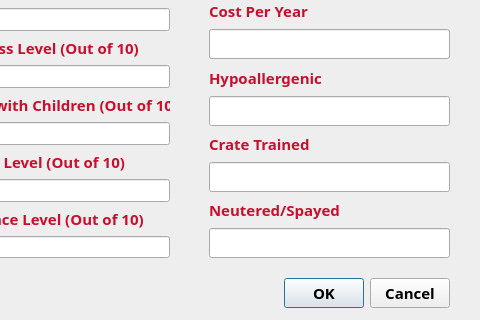
Qt form cuACS/viewanimals.ui (cameronhawtin/Animal-Farm-cuACS) before a commit; both pictures show x 591 to 1071 and y 213 to 533 of the 1071 by 533 pixel window.
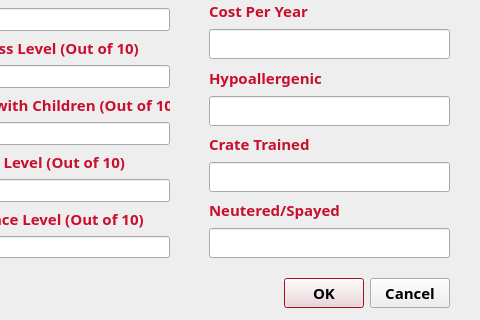
The same form after that commit.

```diff
--- a/cuACS/viewanimals.ui
+++ b/cuACS/viewanimals.ui
@@ -40,6 +40,15 @@
        </color>
       </brush>
      </colorrole>
+     <colorrole role="Highlight">
+      <brush brushstyle="SolidPattern">
+       <color alpha="255">
+        <red>200</red>
+        <green>16</green>
+        <blue>46</blue>
+       </color>
+      </brush>
+     </colorrole>
     </active>
     <inactive>
      <colorrole role="WindowText">
@@ -69,6 +78,15 @@
        </color>
       </brush>
      </colorrole>
+     <colorrole role="Highlight">
+      <brush brushstyle="SolidPattern">
+       <color alpha="255">
+        <red>200</red>
+        <green>16</green>
+        <blue>46</blue>
+       </color>
+      </brush>
+     </colorrole>
     </inactive>
     <disabled>
      <colorrole role="WindowText">
@@ -98,6 +116,15 @@
        </color>
       </brush>
      </colorrole>
+     <colorrole role="Highlight">
+      <brush brushstyle="SolidPattern">
+       <color alpha="255">
+        <red>145</red>
+        <green>141</green>
+        <blue>126</blue>
+       </color>
+      </brush>
+     </colorrole>
     </disabled>
    </palette>
   </property>
```
